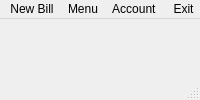
Above: Menu.ui from fake-botpeter17/Billing-Software before the change. Below: the same form after it.
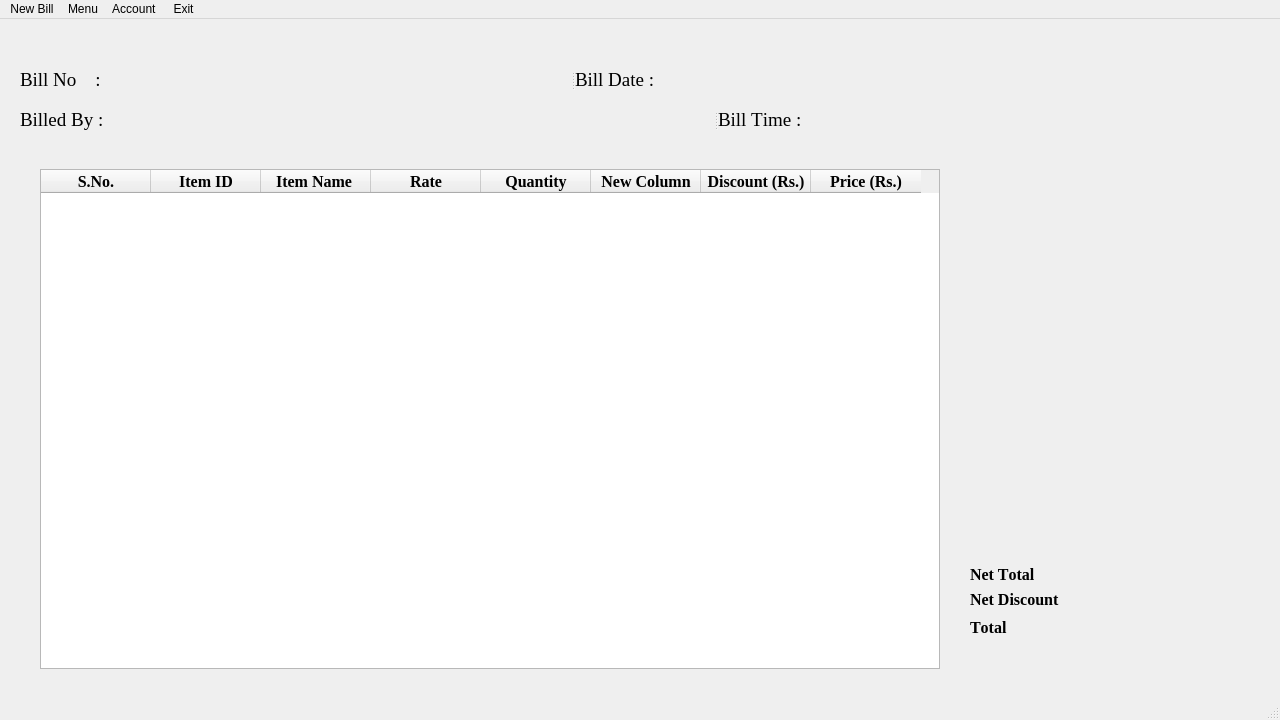
That is the form after the change.

Commit message: Added 16:9 Aspect Ratio to the Window

```diff
--- a/Menu.ui
+++ b/Menu.ui
@@ -2,6 +2,26 @@
 <ui version="4.0">
  <class>MainWindow</class>
  <widget class="QMainWindow" name="MainWindow">
+  <property name="geometry">
+   <rect>
+    <x>0</x>
+    <y>0</y>
+    <width>1280</width>
+    <height>720</height>
+   </rect>
+  </property>
+  <property name="minimumSize">
+   <size>
+    <width>1280</width>
+    <height>720</height>
+   </size>
+  </property>
+  <property name="maximumSize">
+   <size>
+    <width>1920</width>
+    <height>1080</height>
+   </size>
+  </property>
   <property name="font">
    <font>
     <kerning>false</kerning>
@@ -11,132 +31,87 @@
    <string>MainWindow</string>
   </property>
   <widget class="QWidget" name="centralwidget">
-   <widget class="QLabel" name="Bill_Number_Label">
+   <widget class="QTableWidget" name="Bill_Table">
     <property name="geometry">
      <rect>
       <x>40</x>
-      <y>110</y>
-      <width>151</width>
-      <height>21</height>
+      <y>150</y>
+      <width>900</width>
+      <height>500</height>
      </rect>
     </property>
-    <property name="font">
-     <font>
-      <family>Times New Roman</family>
-      <pointsize>14</pointsize>
-      <kerning>false</kerning>
-     </font>
+    <property name="minimumSize">
+     <size>
+      <width>0</width>
+      <height>0</height>
+     </size>
     </property>
-    <property name="text">
-     <string>Bill No    :</string>
+    <property name="maximumSize">
+     <size>
+      <width>900</width>
+      <height>500</height>
+     </size>
     </property>
-   </widget>
-   <widget class="QLabel" name="Bill_Date_Label">
-    <property name="geometry">
-     <rect>
-      <x>670</x>
-      <y>110</y>
-      <width>151</width>
-      <height>21</height>
-     </rect>
+    <property name="verticalScrollBarPolicy">
+     <enum>Qt::ScrollBarAlwaysOff</enum>
     </property>
-    <property name="font">
-     <font>
-      <family>Times New Roman</family>
-      <pointsize>14</pointsize>
-      <kerning>false</kerning>
-     </font>
+    <property name="horizontalScrollBarPolicy">
+     <enum>Qt::ScrollBarAlwaysOff</enum>
     </property>
-    <property name="text">
-     <string>Bill Date : </string>
+    <property name="sizeAdjustPolicy">
+     <enum>QAbstractScrollArea::AdjustToContents</enum>
     </property>
-   </widget>
-   <widget class="QLabel" name="Bill_Time_Label">
-    <property name="geometry">
-     <rect>
-      <x>670</x>
-      <y>140</y>
-      <width>151</width>
-      <height>21</height>
-     </rect>
+    <property name="showGrid">
+     <bool>true</bool>
     </property>
-    <property name="font">
-     <font>
-      <family>Times New Roman</family>
-      <pointsize>14</pointsize>
-      <kerning>false</kerning>
-     </font>
+    <property name="gridStyle">
+     <enum>Qt::NoPen</enum>
     </property>
-    <property name="text">
-     <string>Bill Time : </string>
-    </property>
-   </widget>
-   <widget class="QLabel" name="Billed_By_Label">
-    <property name="geometry">
-     <rect>
-      <x>40</x>
-      <y>140</y>
-      <width>151</width>
-      <height>21</height>
-     </rect>
-    </property>
-    <property name="font">
-     <font>
-      <family>Times New Roman</family>
-      <pointsize>14</pointsize>
-      <kerning>false</kerning>
-     </font>
-    </property>
-    <property name="text">
-     <string>Billed By :</string>
-    </property>
-   </widget>
-   <widget class="QTableWidget" name="tableWidget">
-    <property name="geometry">
-     <rect>
-      <x>30</x>
-      <y>210</y>
-      <width>841</width>
-      <height>451</height>
-     </rect>
-    </property>
-    <property name="sizePolicy">
-     <sizepolicy hsizetype="Expanding" vsizetype="Expanding">
-      <horstretch>0</horstretch>
-      <verstretch>0</verstretch>
-     </sizepolicy>
-    </property>
-    <property name="font">
-     <font>
-      <kerning>false</kerning>
-      <fontweight>Medium</fontweight>
-     </font>
-    </property>
-    <property name="focusPolicy">
-     <enum>Qt::NoFocus</enum>
-    </property>
+    <attribute name="horizontalHeaderVisible">
+     <bool>true</bool>
+    </attribute>
     <attribute name="horizontalHeaderCascadingSectionResizes">
-     <bool>false</bool>
+     <bool>true</bool>
+    </attribute>
+    <attribute name="horizontalHeaderDefaultSectionSize">
+     <number>110</number>
+    </attribute>
+    <attribute name="verticalHeaderCascadingSectionResizes">
+     <bool>true</bool>
     </attribute>
     <column>
      <property name="text">
-      <string>S. No.</string>
+      <string>S.No.</string>
      </property>
      <property name="font">
       <font>
        <family>Times New Roman</family>
        <pointsize>12</pointsize>
+       <bold>true</bold>
+       <stylestrategy>PreferAntialias</stylestrategy>
+       <kerning>false</kerning>
       </font>
      </property>
+     <property name="foreground">
+      <brush brushstyle="SolidPattern">
+       <color alpha="255">
+        <red>0</red>
+        <green>0</green>
+        <blue>0</blue>
+       </color>
+      </brush>
+     </property>
     </column>
     <column>
      <property name="text">
-      <string>Item Code</string>
+      <string>Item ID</string>
      </property>
      <property name="font">
       <font>
        <family>Times New Roman</family>
        <pointsize>12</pointsize>
+       <bold>true</bold>
+       <kerning>true</kerning>
       </font>
      </property>
     </column>
@@ -148,39 +123,47 @@
       <font>
        <family>Times New Roman</family>
        <pointsize>12</pointsize>
+       <bold>true</bold>
+       <kerning>false</kerning>
       </font>
      </property>
     </column>
     <column>
      <property name="text">
-      <string>Rate (Rs.)</string>
+      <string>Rate</string>
      </property>
      <property name="font">
       <font>
        <family>Times New Roman</family>
        <pointsize>12</pointsize>
+       <bold>true</bold>
+       <kerning>false</kerning>
       </font>
      </property>
     </column>
     <column>
      <property name="text">
-      <string>Quantity </string>
+      <string>Quantity</string>
      </property>
      <property name="font">
       <font>
        <family>Times New Roman</family>
        <pointsize>12</pointsize>
+       <bold>true</bold>
+       <kerning>false</kerning>
       </font>
      </property>
     </column>
     <column>
      <property name="text">
-      <string>Discount (%)</string>
+      <string>New Column</string>
      </property>
      <property name="font">
       <font>
        <family>Times New Roman</family>
        <pointsize>12</pointsize>
+       <bold>true</bold>
+       <kerning>false</kerning>
       </font>
      </property>
     </column>
@@ -192,6 +175,8 @@
       <font>
        <family>Times New Roman</family>
        <pointsize>12</pointsize>
+       <bold>true</bold>
+       <kerning>false</kerning>
       </font>
      </property>
     </column>
@@ -203,17 +188,177 @@
       <font>
        <family>Times New Roman</family>
        <pointsize>12</pointsize>
+       <bold>true</bold>
+       <kerning>false</kerning>
       </font>
      </property>
     </column>
    </widget>
+   <widget class="QLabel" name="Net_Discount_Label">
+    <property name="geometry">
+     <rect>
+      <x>970</x>
+      <y>570</y>
+      <width>91</width>
+      <height>21</height>
+     </rect>
+    </property>
+    <property name="font">
+     <font>
+      <family>Times New Roman</family>
+      <pointsize>12</pointsize>
+      <bold>true</bold>
+      <kerning>false</kerning>
+     </font>
+    </property>
+    <property name="text">
+     <string>Net Discount </string>
+    </property>
+   </widget>
+   <widget class="QLabel" name="Net_Total_Label">
+    <property name="geometry">
+     <rect>
+      <x>970</x>
+      <y>540</y>
+      <width>81</width>
+      <height>31</height>
+     </rect>
+    </property>
+    <property name="font">
+     <font>
+      <family>Times New Roman</family>
+      <pointsize>12</pointsize>
+      <bold>true</bold>
+      <kerning>false</kerning>
+     </font>
+    </property>
+    <property name="text">
+     <string>Net Total</string>
+    </property>
+   </widget>
+   <widget class="QLabel" name="Total_Label">
+    <property name="geometry">
+     <rect>
+      <x>970</x>
+      <y>600</y>
+      <width>49</width>
+      <height>16</height>
+     </rect>
+    </property>
+    <property name="font">
+     <font>
+      <family>Times New Roman</family>
+      <pointsize>12</pointsize>
+      <bold>true</bold>
+      <kerning>false</kerning>
+     </font>
+    </property>
+    <property name="text">
+     <string>Total </string>
+    </property>
+   </widget>
+   <widget class="QSplitter" name="splitter">
+    <property name="geometry">
+     <rect>
+      <x>20</x>
+      <y>50</y>
+      <width>996</width>
+      <height>21</height>
+     </rect>
+    </property>
+    <property name="orientation">
+     <enum>Qt::Horizontal</enum>
+    </property>
+    <widget class="QLabel" name="Bill_Number_Label">
+     <property name="font">
+      <font>
+       <family>Times New Roman</family>
+       <pointsize>14</pointsize>
+       <kerning>false</kerning>
+      </font>
+     </property>
+     <property name="whatsThis">
+      <string extracomment="Bill Identification Number"/>
+     </property>
+     <property name="text">
+      <string>Bill No    :     </string>
+     </property>
+    </widget>
+    <widget class="QLabel" name="Bill_Date_Label">
+     <property name="sizePolicy">
+      <sizepolicy hsizetype="Fixed" vsizetype="Fixed">
+       <horstretch>0</horstretch>
+       <verstretch>0</verstretch>
+      </sizepolicy>
+     </property>
+     <property name="font">
+      <font>
+       <family>Times New Roman</family>
+       <pointsize>14</pointsize>
+       <kerning>false</kerning>
+      </font>
+     </property>
+     <property name="whatsThis">
+      <string extracomment="Date of the Bill"/>
+     </property>
+     <property name="frameShape">
+      <enum>QFrame::NoFrame</enum>
+     </property>
+     <property name="text">
+      <string>Bill Date : </string>
+     </property>
+    </widget>
+   </widget>
+   <widget class="QSplitter" name="splitter_2">
+    <property name="geometry">
+     <rect>
+      <x>20</x>
+      <y>90</y>
+      <width>996</width>
+      <height>21</height>
+     </rect>
+    </property>
+    <property name="orientation">
+     <enum>Qt::Horizontal</enum>
+    </property>
+    <widget class="QLabel" name="Billed_By_Label">
+     <property name="font">
+      <font>
+       <family>Times New Roman</family>
+       <pointsize>14</pointsize>
+       <kerning>false</kerning>
+      </font>
+     </property>
+     <property name="whatsThis">
+      <string extracomment="Staff who is billing"/>
+     </property>
+     <property name="text">
+      <string>Billed By :                          </string>
+     </property>
+    </widget>
+    <widget class="QLabel" name="Bill_Time_Label">
+     <property name="font">
+      <font>
+       <family>Times New Roman</family>
+       <pointsize>14</pointsize>
+       <kerning>false</kerning>
+      </font>
+     </property>
+     <property name="whatsThis">
+      <string extracomment="Time of the Bill"/>
+     </property>
+     <property name="text">
+      <string>Bill Time : </string>
+     </property>
+    </widget>
+   </widget>
   </widget>
   <widget class="QMenuBar" name="menubar">
    <property name="geometry">
     <rect>
      <x>0</x>
      <y>0</y>
-     <width>905</width>
+     <width>1280</width>
      <height>22</height>
     </rect>
    </property>
```
Left out of the diff: 15 changed lines with no effect on the pictures. The commit also changes 1 other file.
